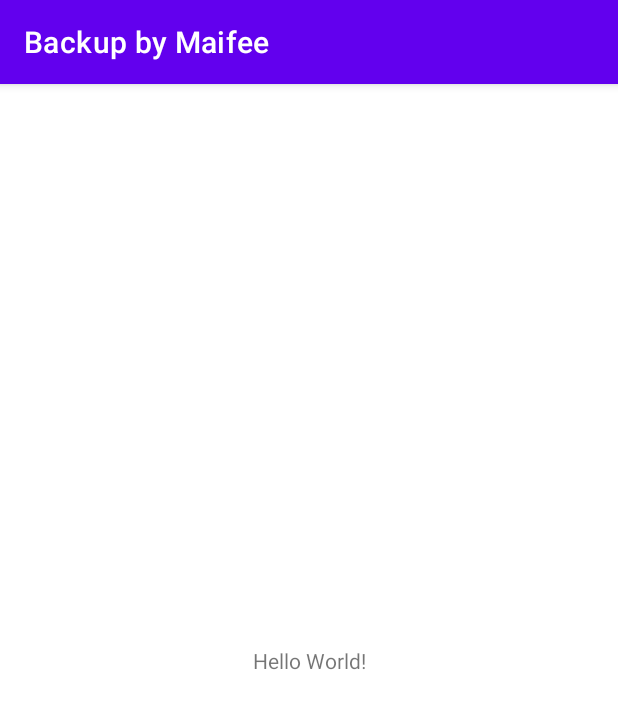
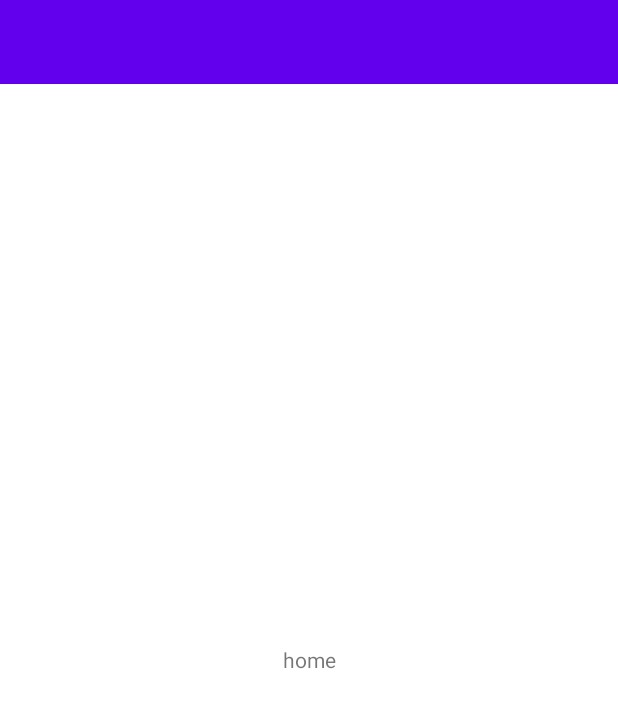
Before and after one commit to maifeeulasad/Backup-by-Maifee, an Android app: the screen it shows after launch (MainActivity), on a phone screen of 412 x 824 dp. Shown: the top 709 px of the screen. Run offline under Robolectric (Android 15) with nearby library versions, the phone set to English and light mode, and no system bars; our stand-ins replace navigation-ui.

Commit message:
basic navigation setup + base viewmodel + home init

```diff
--- a/app/build.gradle
+++ b/app/build.gradle
@@ -15,6 +15,10 @@ android {
         versionName "1.0"
 
         testInstrumentationRunner "androidx.test.runner.AndroidJUnitRunner"
+    }
+
+    buildFeatures {
+        viewBinding true
     }
 
     buildTypes {
@@ -39,7 +43,11 @@ dependencies {
     implementation 'androidx.appcompat:appcompat:1.2.0'
     implementation 'com.google.android.material:material:1.3.0'
     implementation 'androidx.constraintlayout:constraintlayout:2.0.4'
-    testImplementation 'junit:junit:4.+'
+    testImplementation 'junit:junit:4.13.2'
     androidTestImplementation 'androidx.test.ext:junit:1.1.2'
     androidTestImplementation 'androidx.test.espresso:espresso-core:3.3.0'
+
+    // Navigation Components
+    implementation "androidx.navigation:navigation-fragment-ktx:2.3.5"
+    implementation "androidx.navigation:navigation-ui-ktx:2.3.5"
 }
--- a/app/src/main/AndroidManifest.xml
+++ b/app/src/main/AndroidManifest.xml
@@ -1,6 +1,9 @@
 <?xml version="1.0" encoding="utf-8"?>
 <manifest xmlns:android="http://schemas.android.com/apk/res/android"
     package="com.mua.backupbymaifee">
+
+    <uses-permission android:name="android.permission.READ_EXTERNAL_STORAGE" />
+    <uses-permission android:name="android.permission.WRITE_EXTERNAL_STORAGE" />
 
     <application
         android:allowBackup="true"
--- a/app/src/main/java/com/mua/backupbymaifee/MainActivity.kt
+++ b/app/src/main/java/com/mua/backupbymaifee/MainActivity.kt
@@ -1,11 +1,43 @@
 package com.mua.backupbymaifee
 
+import android.os.Bundle
 import androidx.appcompat.app.AppCompatActivity
-import android.os.Bundle
+import androidx.navigation.fragment.NavHostFragment
+import androidx.navigation.ui.AppBarConfiguration
+import androidx.navigation.ui.setupActionBarWithNavController
+import com.mua.backupbymaifee.databinding.ActivityMainBinding
 
 class MainActivity : AppCompatActivity() {
+
+    private lateinit var navHostFragment: NavHostFragment
+    private lateinit var appBarConfiguration: AppBarConfiguration
+
     override fun onCreate(savedInstanceState: Bundle?) {
         super.onCreate(savedInstanceState)
-        setContentView(R.layout.activity_main)
+
+        val binding = initBinding()
+        initNav(binding)
     }
+
+    private fun initBinding(): ActivityMainBinding {
+        val binding = ActivityMainBinding.inflate(layoutInflater)
+        setContentView(binding.root)
+        return binding
+    }
+
+    private fun initNav(binding: ActivityMainBinding) {
+        setSupportActionBar(binding.toolbar)
+        supportActionBar!!.setDisplayShowTitleEnabled(false)
+
+        navHostFragment = supportFragmentManager
+            .findFragmentById(R.id.nav_host_fragment) as NavHostFragment?
+            ?: return
+
+        with(navHostFragment.navController) {
+            appBarConfiguration = AppBarConfiguration(graph)
+            setupActionBarWithNavController(this, appBarConfiguration)
+        }
+    }
+
+
 }
--- /dev/null
+++ b/app/src/main/java/com/mua/backupbymaifee/view/BaseFragment.kt
@@ -0,0 +1,39 @@
+package com.mua.backupbymaifee.view
+
+import android.content.Context
+import android.os.Bundle
+import android.view.LayoutInflater
+import android.view.View
+import android.view.ViewGroup
+import android.widget.Toast
+import androidx.fragment.app.Fragment
+import androidx.lifecycle.ViewModel
+import androidx.viewbinding.ViewBinding
+
+abstract class BaseFragment<VB : ViewBinding, VM : ViewModel> : Fragment() {
+
+    private var _binding: VB? = null
+    protected val binding get() = _binding!!
+    protected abstract val viewModel: VM
+    override fun onCreateView(
+        inflater: LayoutInflater,
+        container: ViewGroup?,
+        savedInstanceState: Bundle?
+    ): View? {
+        _binding = getViewBinding(inflater, container)
+        return binding.root
+    }
+
+    protected abstract fun getViewBinding(inflater: LayoutInflater, container: ViewGroup?): VB
+
+    fun toast(message: String) {
+        Toast.makeText(activity, message, Toast.LENGTH_SHORT).show()
+    }
+
+    fun applicationContext(): Context = requireActivity().applicationContext
+
+    override fun onDestroy() {
+        super.onDestroy()
+        _binding = null
+    }
+}
--- /dev/null
+++ b/app/src/main/java/com/mua/backupbymaifee/view/HomeFragment.kt
@@ -0,0 +1,18 @@
+package com.mua.backupbymaifee.view
+
+import android.view.LayoutInflater
+import android.view.ViewGroup
+import androidx.fragment.app.viewModels
+import com.mua.backupbymaifee.databinding.FragmentHomeBinding
+import com.mua.backupbymaifee.viewmodel.HomeViewModel
+
+
+class HomeFragment : BaseFragment<FragmentHomeBinding, HomeViewModel>() {
+    override val viewModel: HomeViewModel by viewModels()
+
+    override fun getViewBinding(
+        inflater: LayoutInflater,
+        container: ViewGroup?
+    ) = FragmentHomeBinding.inflate(inflater, container, false)
+
+}
--- /dev/null
+++ b/app/src/main/java/com/mua/backupbymaifee/viewmodel/HomeViewModel.kt
@@ -0,0 +1,7 @@
+package com.mua.backupbymaifee.viewmodel
+
+import android.app.Application
+import androidx.lifecycle.AndroidViewModel
+
+class HomeViewModel(application: Application) : AndroidViewModel(application) {
+}
--- a/app/src/main/res/layout/activity_main.xml
+++ b/app/src/main/res/layout/activity_main.xml
@@ -1,18 +1,31 @@
 <?xml version="1.0" encoding="utf-8"?>
-<androidx.constraintlayout.widget.ConstraintLayout xmlns:android="http://schemas.android.com/apk/res/android"
+<LinearLayout xmlns:android="http://schemas.android.com/apk/res/android"
     xmlns:app="http://schemas.android.com/apk/res-auto"
     xmlns:tools="http://schemas.android.com/tools"
     android:layout_width="match_parent"
     android:layout_height="match_parent"
+    android:orientation="vertical"
     tools:context=".MainActivity">
 
-    <TextView
-        android:layout_width="wrap_content"
+
+    <com.google.android.material.appbar.AppBarLayout
+        android:id="@+id/appbar"
+        android:layout_width="match_parent"
         android:layout_height="wrap_content"
-        android:text="Hello World!"
-        app:layout_constraintBottom_toBottomOf="parent"
-        app:layout_constraintLeft_toLeftOf="parent"
-        app:layout_constraintRight_toRightOf="parent"
-        app:layout_constraintTop_toTopOf="parent" />
+        app:liftOnScroll="true">
 
-</androidx.constraintlayout.widget.ConstraintLayout>
+        <androidx.appcompat.widget.Toolbar
+            android:id="@+id/toolbar"
+            android:layout_width="match_parent"
+            android:layout_height="?actionBarSize" />
+    </com.google.android.material.appbar.AppBarLayout>
+
+    <androidx.fragment.app.FragmentContainerView
+        android:id="@+id/nav_host_fragment"
+        android:name="androidx.navigation.fragment.NavHostFragment"
+        android:layout_width="match_parent"
+        android:layout_height="match_parent"
+        app:defaultNavHost="true"
+        app:navGraph="@navigation/nav_graph" />
+
+</LinearLayout>
--- /dev/null
+++ b/app/src/main/res/layout/fragment_home.xml
@@ -0,0 +1,13 @@
+<?xml version="1.0" encoding="utf-8"?>
+<LinearLayout
+    xmlns:android="http://schemas.android.com/apk/res/android" android:layout_width="match_parent"
+    android:layout_height="match_parent">
+
+    <TextView
+        android:gravity="center"
+        android:layout_gravity="center"
+        android:text="home"
+        android:layout_width="match_parent"
+        android:layout_height="match_parent"/>
+
+</LinearLayout>
--- /dev/null
+++ b/app/src/main/res/navigation/nav_graph.xml
@@ -0,0 +1,15 @@
+<?xml version="1.0" encoding="utf-8"?>
+<navigation xmlns:android="http://schemas.android.com/apk/res/android"
+    xmlns:app="http://schemas.android.com/apk/res-auto"
+    xmlns:tools="http://schemas.android.com/tools"
+    tools:context=".view.SplashFragment"
+    android:id="@+id/nav_graph"
+    app:startDestination="@id/splashFragment">
+
+    <fragment
+        android:id="@+id/splashFragment"
+        android:name="com.mua.backupbymaifee.view.HomeFragment"
+        android:label="SplashFragment" >
+    </fragment>
+
+</navigation>
--- a/app/src/main/res/values-night/themes.xml
+++ b/app/src/main/res/values-night/themes.xml
@@ -12,5 +12,7 @@
         <!-- Status bar color. -->
         <item name="android:statusBarColor" tools:targetApi="l">?attr/colorPrimaryVariant</item>
         <!-- Customize your theme here. -->
+        <item name="windowActionBar">false</item>
+        <item name="windowNoTitle">true</item>
     </style>
 </resources>
--- a/app/src/main/res/values/themes.xml
+++ b/app/src/main/res/values/themes.xml
@@ -12,5 +12,7 @@
         <!-- Status bar color. -->
         <item name="android:statusBarColor" tools:targetApi="l">?attr/colorPrimaryVariant</item>
         <!-- Customize your theme here. -->
+        <item name="windowActionBar">false</item>
+        <item name="windowNoTitle">true</item>
     </style>
 </resources>
```
